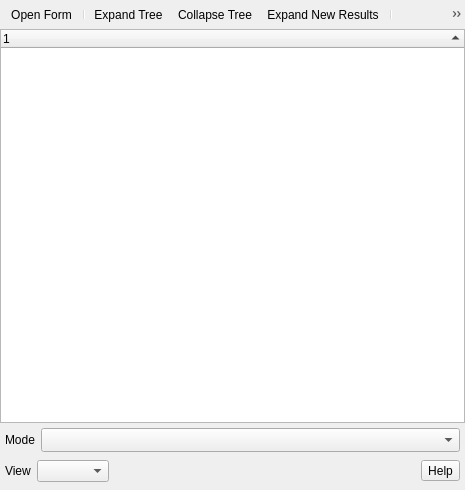
First picture: the form in src/ui/qgsidentifyresultsbase.ui, repository qgis/QGIS, before the edit.
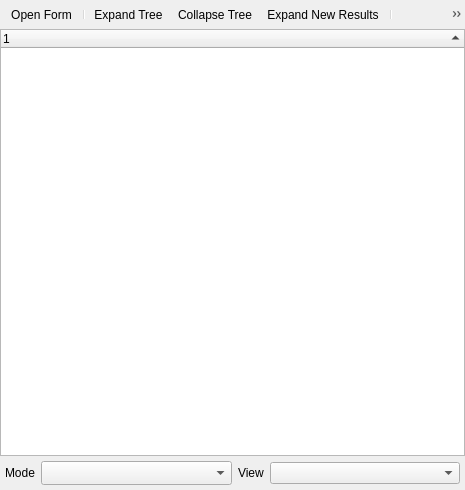
Second picture: the form after the edit. Icons and pictures are not drawn. Custom widgets are drawn as their Qt base class.

Commit message: Issue #39842 Identify plugin UI enhancement by moving "Help" button to top toolbar and merging QHBoxLayouts of "View" and "Mode"

Patch:
```diff
--- a/src/ui/qgsidentifyresultsbase.ui
+++ b/src/ui/qgsidentifyresultsbase.ui
@@ -104,6 +104,9 @@
          <property name="rightMargin">
           <number>5</number>
          </property>
+         <property name="bottomMargin">
+          <number>5</number>
+         </property>
          <item>
           <widget class="QLabel" name="lblIdentifyMode">
            <property name="toolTip">
@@ -130,6 +133,29 @@
            </property>
           </widget>
          </item>
+         <item>
+          <widget class="QLabel" name="lblViewMode">
+           <property name="toolTip">
+            <string>Select view mode for raster layers</string>
+           </property>
+           <property name="text">
+            <string>View</string>
+           </property>
+           <property name="indent">
+            <number>0</number>
+           </property>
+          </widget>
+         </item>
+         <item>
+          <widget class="QComboBox" name="cmbViewMode">
+           <property name="sizePolicy">
+            <sizepolicy hsizetype="Expanding" vsizetype="Fixed">
+             <horstretch>0</horstretch>
+             <verstretch>0</verstretch>
+            </sizepolicy>
+           </property>
+          </widget>
+         </item>
         </layout>
        </item>
       </layout>
@@ -192,55 +218,6 @@
      </widget>
     </widget>
    </item>
-   <item>
-    <layout class="QHBoxLayout" name="horizontalLayout_3">
-     <property name="leftMargin">
-      <number>5</number>
-     </property>
-     <property name="rightMargin">
-      <number>5</number>
-     </property>
-     <item>
-      <widget class="QLabel" name="lblViewMode">
-       <property name="toolTip">
-        <string>Select view mode for raster layers</string>
-       </property>
-       <property name="text">
-        <string>View</string>
-       </property>
-      </widget>
-     </item>
-     <item>
-      <widget class="QComboBox" name="cmbViewMode"/>
-     </item>
-     <item>
-      <spacer name="horizontalSpacer_2">
-       <property name="orientation">
-        <enum>Qt::Horizontal</enum>
-       </property>
-       <property name="sizeHint" stdset="0">
-        <size>
-         <width>58</width>
-         <height>38</height>
-        </size>
-       </property>
-      </spacer>
-     </item>
-     <item>
-      <widget class="QToolButton" name="mHelpToolButton">
-       <property name="enabled">
-        <bool>true</bool>
-       </property>
-       <property name="text">
-        <string>Help</string>
-       </property>
-       <property name="checkable">
-        <bool>false</bool>
-       </property>
-      </widget>
-     </item>
-    </layout>
-   </item>
   </layout>
   <action name="mExpandAction">
    <property name="icon">
```
Left out of the diff: 42 changed lines with no effect on the pictures. The commit also changes 2 other files.
